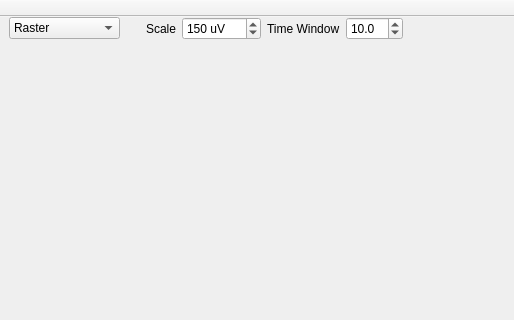
The window that pymea/ui/PyMEAMainWindow.ui (dbridges/mea-tools) describes before a commit, drawn with Qt 5; both pictures show x 0 to 514 and y 0 to 320 of the 1146 by 664 pixel window.
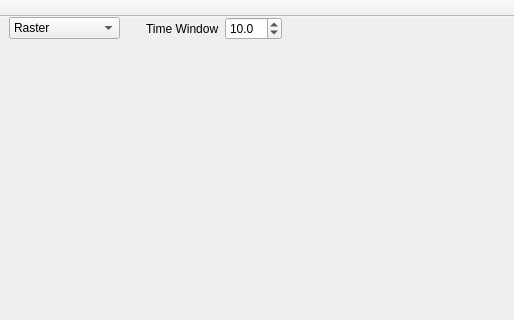
The same window after the commit. Custom widgets are drawn as their Qt base class.

Diff of the .ui file:
```diff
--- a/pymea/ui/PyMEAMainWindow.ui
+++ b/pymea/ui/PyMEAMainWindow.ui
@@ -348,35 +348,6 @@
            <property name="margin">
             <number>0</number>
            </property>
-           <item>
-            <widget class="QLabel" name="label_6">
-             <property name="text">
-              <string>Scale</string>
-             </property>
-            </widget>
-           </item>
-           <item>
-            <widget class="QDoubleSpinBox" name="conductionScaleSpinBox">
-             <property name="suffix">
-              <string> uV</string>
-             </property>
-             <property name="decimals">
-              <number>0</number>
-             </property>
-             <property name="minimum">
-              <double>10.000000000000000</double>
-             </property>
-             <property name="maximum">
-              <double>20000.000000000000000</double>
-             </property>
-             <property name="singleStep">
-              <double>20.000000000000000</double>
-             </property>
-             <property name="value">
-              <double>150.000000000000000</double>
-             </property>
-            </widget>
-           </item>
            <item>
             <widget class="QLabel" name="label_3">
              <property name="text">
```
